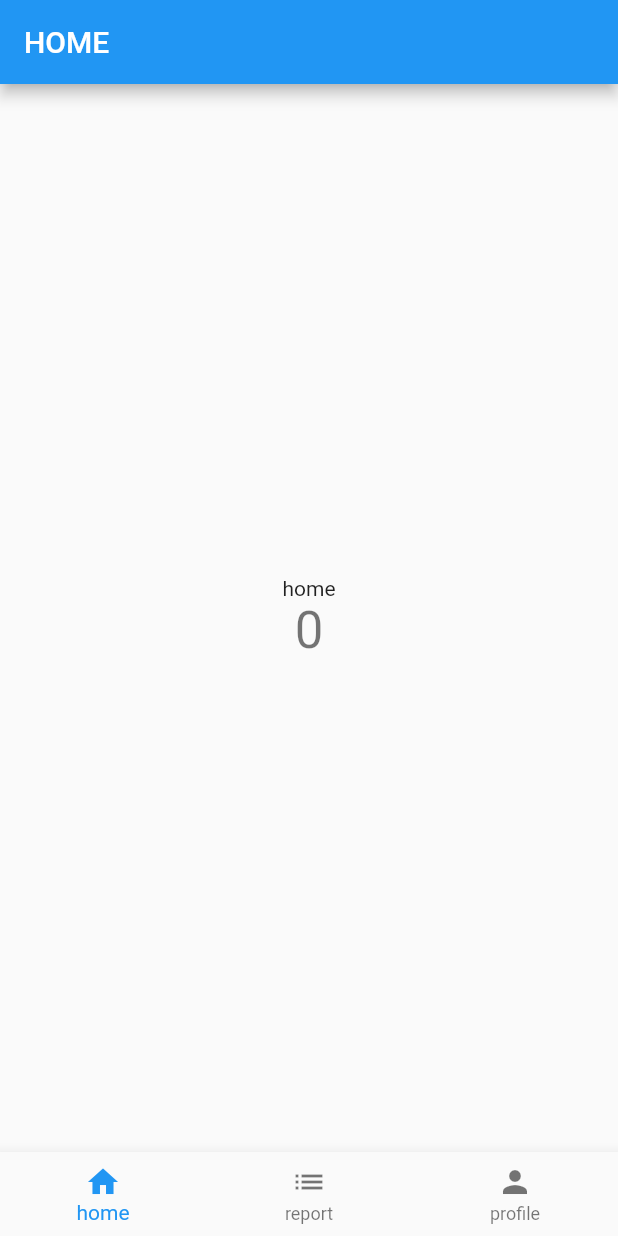
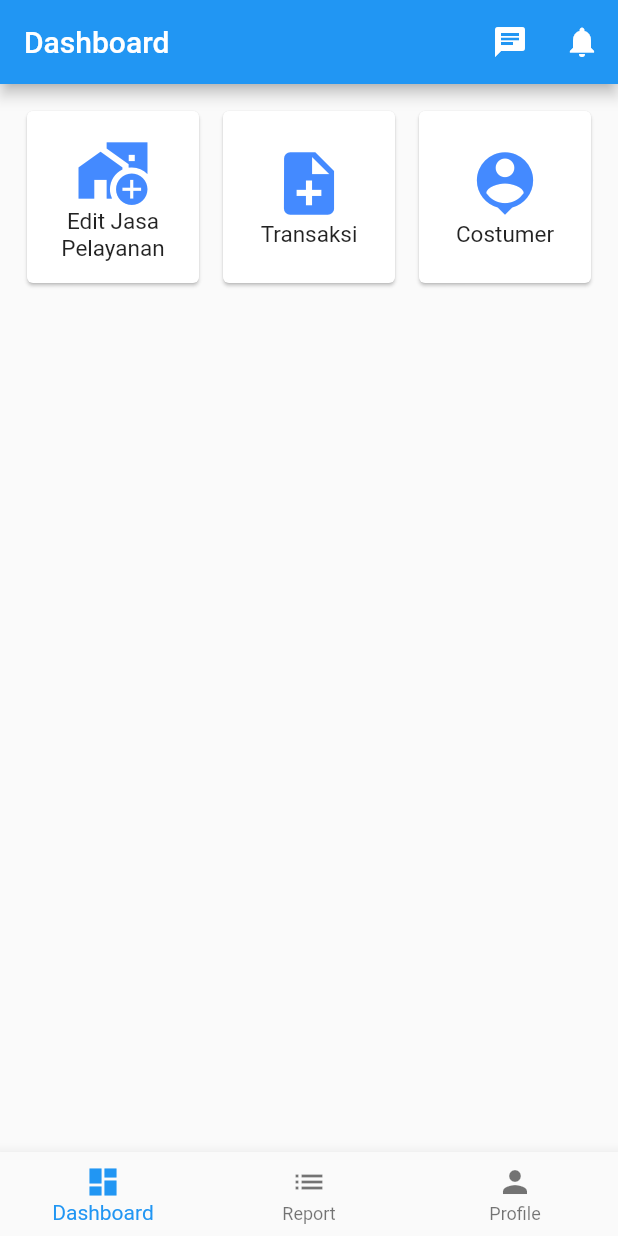
Before and after one commit to rikygunawan/fluttercashier, a Flutter app: the screen it shows after launch, on a phone screen of 412 x 824 dp. Run offline on Flutter 3.47's test engine with Material 2 defaults, Android fonts, the phone set to English and light mode, and no system bars; our stand-ins replace badges; missing offline and left inert: dart:html.

Commit message:
update code

```diff
--- a/lib/main.dart
+++ b/lib/main.dart
@@ -1,4 +1,5 @@
 import 'package:flutter/material.dart';
+import 'package:flutter_application_1/tampilan/home.dart';
 import 'package:flutter_application_1/tampilan/report.dart';
 import 'package:flutter_application_1/tampilan/mainnavigation.dart';
 
@@ -14,11 +15,7 @@ class MyApp extends StatelessWidget {
   Widget build(BuildContext context) {
     return MaterialApp(
       debugShowCheckedModeBanner: false,
-      title: 'Flutter Demo',
-      theme: ThemeData(
-        primarySwatch: Colors.blue,
-      ),
-      home: const MyHomePage(title: 'HOME'),
+      home: const MyHomePage(),
     );
   }
 }
--- a/lib/tampilan/home.dart
+++ b/lib/tampilan/home.dart
@@ -1,4 +1,6 @@
+import 'package:badges/badges.dart';
 import 'package:flutter/material.dart';
+import 'package:flutter_application_1/tampilan/Costumer/costumer.dart';
 
 class home_view extends StatelessWidget {
   const home_view({Key? key}) : super(key: key);
@@ -7,7 +9,7 @@ class home_view extends StatelessWidget {
   @override
   Widget build(BuildContext context) {
     return MaterialApp(
-      title: 'Flutter Demo',
+      debugShowCheckedModeBanner: false,
       theme: ThemeData(
         primarySwatch: Colors.blue,
       ),
@@ -29,20 +31,143 @@ class _myhome extends State<home> {
   @override
   Widget build(BuildContext context) {
     return Scaffold(
-      body: Center(
-        child: Column(
-          mainAxisAlignment: MainAxisAlignment.center,
-          children: <Widget>[
-            const Text(
-              'home',
+      appBar: AppBar(
+        title: Text("Dashboard"),
+        actions: [
+          IconButton(
+            onPressed: () {},
+            icon: const Icon(Icons.chat),
+          ),
+          IconButton(
+            onPressed: () {},
+            icon: const Icon(Icons.notifications),
+          ),
+        ],
+      ),
+      body: GridView.count(
+        crossAxisCount: 3,
+        padding: const EdgeInsets.all(10),
+        children: <Widget>[
+          Card(
+            margin: const EdgeInsets.all(8),
+            child: InkWell(
+              onTap: (() {}),
+              splashColor: Colors.blue,
+              child: Center(
+                child: Column(
+                  mainAxisSize: MainAxisSize.min,
+                  children: const <Widget>[
+                    Icon(
+                      Icons.add_home_work,
+                      size: 50,
+                      color: Colors.blueAccent,
+                    ),
+                    Text(
+                      ' Edit Jasa \nPelayanan',
+                      style: TextStyle(fontSize: 15),
+                    ),
+                  ],
+                ),
+              ),
             ),
-            Text(
-              '$_clickindex',
-              style: Theme.of(context).textTheme.headline4,
+          ),
+          Card(
+            margin: const EdgeInsets.all(8),
+            child: InkWell(
+              onTap: (() {}),
+              splashColor: Colors.blue,
+              child: Center(
+                child: Column(
+                  mainAxisSize: MainAxisSize.min,
+                  children: const <Widget>[
+                    Icon(
+                      Icons.note_add,
+                      size: 50,
+                      color: Colors.blueAccent,
+                    ),
+                    Text(
+                      'Transaksi',
+                      style: TextStyle(fontSize: 15),
+                    ),
+                  ],
+                ),
+              ),
             ),
-          ],
-        ),
+          ),
+          Card(
+            margin: const EdgeInsets.all(8),
+            child: InkWell(
+              onTap: (() {
+                Navigator.push(
+                  context,
+                  MaterialPageRoute(builder: (context) => const costumerview()),
+                );
+              }),
+              splashColor: Colors.blue,
+              child: Center(
+                child: Column(
+                  mainAxisSize: MainAxisSize.min,
+                  children: const <Widget>[
+                    Icon(
+                      Icons.person_pin,
+                      size: 50,
+                      color: Colors.blueAccent,
+                    ),
+                    Text(
+                      'Costumer',
+                      style: TextStyle(fontSize: 15),
+                    ),
+                  ],
+                ),
+              ),
+            ),
+          ),
+        ],
       ),
+      // body: SingleChildScrollView(
+      //   child: Container(
+      //     padding: const EdgeInsets.all(10.0),
+      //     child: Column(
+      //       children: [
+      //         Container(
+      //           height: 200.0,
+      //           decoration: const BoxDecoration(
+      //             image: DecorationImage(
+      //               image: AssetImage('assets/icon/bg.jpg'),
+      //               fit: BoxFit.fill,
+      //             ),
+      //             borderRadius: BorderRadius.all(
+      //               Radius.circular(
+      //                 16.0,
+      //               ),
+      //             ),
+      //           ),
+      //         ),
+      //         Card(
+      //           margin: const EdgeInsets.all(8),
+      //           child: InkWell(
+      //             onTap: (() {}),
+      //             splashColor: Colors.blue,
+      //             child: Column(
+      //               mainAxisSize: MainAxisSize.min,
+      //               children: const <Widget>[
+      //                 Icon(
+      //                   Icons.home,
+      //                   size: 50,
+      //                   color: Colors.blueAccent,
+      //                 ),
+      //                 Text(
+      //                   'Transaksi',
+      //                   style: TextStyle(fontSize: 15),
+      //                 ),
+      //               ],
+      //             ),
+      //           ),
+      //         ),
+      //       ],
+      //     ),
+      //   ),
+      // ),
     );
   }
 }
--- a/lib/tampilan/mainnavigation.dart
+++ b/lib/tampilan/mainnavigation.dart
@@ -4,9 +4,7 @@ import 'package:flutter_application_1/tampilan/profile.dart';
 import 'package:flutter_application_1/tampilan/report.dart';
 
 class MyHomePage extends StatefulWidget {
-  const MyHomePage({Key? key, required this.title}) : super(key: key);
-
-  final String title;
+  const MyHomePage({super.key});
 
   @override
   State<MyHomePage> createState() => _MyHomePageState();
@@ -18,9 +16,6 @@ class _MyHomePageState extends State<MyHomePage> {
   @override
   Widget build(BuildContext context) {
     return Scaffold(
-      appBar: AppBar(
-        title: Text(widget.title),
-      ),
       body: IndexedStack(
         index: _clickindex,
         children: [home_view(), report_view(), profile_view()],
@@ -28,9 +23,10 @@ class _MyHomePageState extends State<MyHomePage> {
       bottomNavigationBar: BottomNavigationBar(
         currentIndex: _clickindex,
         items: [
-          BottomNavigationBarItem(label: 'home', icon: Icon(Icons.home)),
-          BottomNavigationBarItem(label: 'report', icon: Icon(Icons.list)),
-          BottomNavigationBarItem(label: 'profile', icon: Icon(Icons.person)),
+          BottomNavigationBarItem(
+              label: 'Dashboard', icon: Icon(Icons.dashboard)),
+          BottomNavigationBarItem(label: 'Report', icon: Icon(Icons.list)),
+          BottomNavigationBarItem(label: 'Profile', icon: Icon(Icons.person)),
         ],
         onTap: (index) {
           setState(() {
```
Also changed, not shown: lib/tampilan/Costumer/costumer.dart (added, +74 -0 lines), lib/tampilan/Costumer/costumeradd.dart (added, +81 -0 lines), lib/tampilan/profile.dart (+4 -16 lines), lib/tampilan/report.dart (+6 -15 lines), pubspec.yaml (+7 -0 lines), assets/icon/bg.jpg (added), pubspec.lock.
